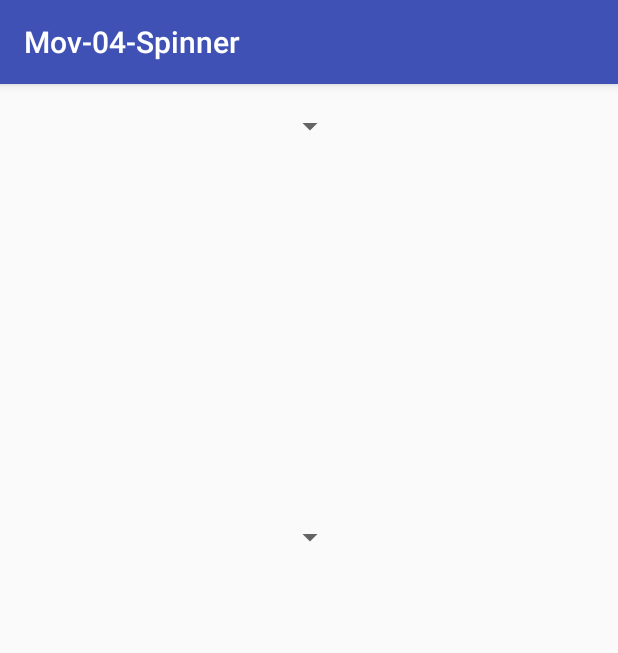
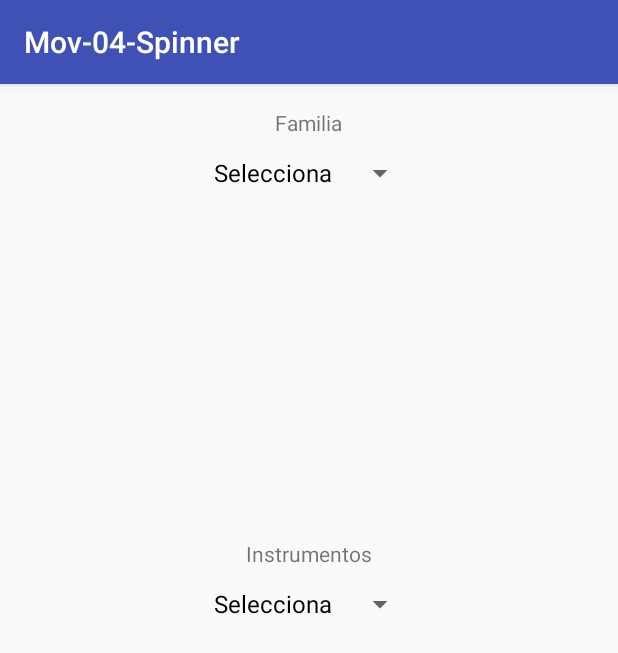
Before and after one commit to Javieraeros/Mov-04-Spinner, an Android app: the screen it shows after launch (MainActivity), on a phone screen of 412 x 824 dp. Shown: the top 653 px of the screen. Run offline under Robolectric (Android 15) with nearby library versions, the phone set to English and light mode, and no system bars.

Commit message:
Peta un poco

```diff
--- a/app/src/main/AndroidManifest.xml
+++ b/app/src/main/AndroidManifest.xml
@@ -15,6 +15,7 @@
                 <category android:name="android.intent.category.LAUNCHER" />
             </intent-filter>
         </activity>
+        <activity android:name=".Foto"></activity>
     </application>
 
 </manifest>
--- a/app/src/main/java/es/iesnervion/fjruiz/mov_04_spinner/MainActivity.java
+++ b/app/src/main/java/es/iesnervion/fjruiz/mov_04_spinner/MainActivity.java
@@ -1,18 +1,102 @@
 package es.iesnervion.fjruiz.mov_04_spinner;
 
+import android.content.Intent;
+import android.os.Parcelable;
 import android.support.v7.app.AppCompatActivity;
 import android.os.Bundle;
+import android.view.View;
+import android.widget.AdapterView;
+import android.widget.ArrayAdapter;
+import android.widget.Spinner;
 
-public class MainActivity extends AppCompatActivity {
+public class MainActivity extends AppCompatActivity implements AdapterView.OnItemSelectedListener {
+
+    private String[] familias={"Selecciona",
+            Familia.Cuerda.toString(),
+            Familia.Percusión.toString(),
+            Familia.Viento.toString()};
+
+    private Instrumento tambor=new Instrumento(1,"Tambor",Familia.Percusión,R.drawable.defecto);
+    private Instrumento selecciona=new Instrumento(0,"Selecciona",Familia.Cuerda,R.drawable.defecto);
+    private Instrumento[] percusion={selecciona,tambor};
+
+    private Instrumento[] viento={selecciona,tambor};
+
+    private Instrumento[] cuerda={selecciona,tambor};
+
+    private Instrumento[] vacio={selecciona};
+
+    //Necesario porque lo uso en dos métodos diferentes
+    private Spinner familia;
+    private Spinner instrumentos;
 
     @Override
     protected void onCreate(Bundle savedInstanceState) {
         super.onCreate(savedInstanceState);
         setContentView(R.layout.activity_main);
+
+        familia=(Spinner) findViewById(R.id.familia);
+        instrumentos= (Spinner) findViewById(R.id.instrumentos);
+
+        familia.setOnItemSelectedListener(this);
+        instrumentos.setOnItemSelectedListener(this);
+
+        ArrayAdapter<String> aaFamilia=new ArrayAdapter<String>(this,
+                R.layout.support_simple_spinner_dropdown_item,familias);
+
+        aaFamilia.setDropDownViewResource(R.layout.support_simple_spinner_dropdown_item);
+        familia.setAdapter(aaFamilia);
+
+
         /**
-         * Crear arrayadapter
          * Intentar guardar los instrumentos en ficheros
-         * Crear método onclick y demás
          */
     }
+
+
+    @Override
+    public void onItemSelected(AdapterView<?> parent, View view, int position, long id) {
+        ArrayAdapter<Instrumento> aaInstrumento = new ArrayAdapter<>(this,R.layout.support_simple_spinner_dropdown_item,vacio);
+        //No usar view, porque devuelve la fila pulsada, no el spinner!!
+        switch (parent.getId()){
+            case R.id.familia:
+                switch (position){
+                    //Te selecciona el primero por defecto
+                    //Por lo que el primero tiene que ser uno vacío
+                    case 0:
+                        break;
+                    case 1:
+                        aaInstrumento=new ArrayAdapter<>(this,R.layout.support_simple_spinner_dropdown_item,cuerda);
+                        break;
+                    case 2:
+                        aaInstrumento=new ArrayAdapter<>(this,R.layout.support_simple_spinner_dropdown_item,percusion);
+                        break;
+                    case 3:
+                        aaInstrumento=new ArrayAdapter<>(this,R.layout.support_simple_spinner_dropdown_item,viento);
+                        break;
+                }
+                aaInstrumento.setDropDownViewResource(R.layout.support_simple_spinner_dropdown_item);
+                instrumentos.setAdapter(aaInstrumento);
+                break;
+            case R.id.instrumentos:
+                switch (position){
+                    case 0:
+                        break;
+                    case 1:
+                        Intent info=new Intent(this,Foto.class);
+                        Instrumento instrumentoSeleccionado=(Instrumento) aaInstrumento.getItem(position);
+                        info.putExtra("instrumento",instrumentoSeleccionado);
+                        startActivity(info);
+                        break;
+                }
+
+                break;
+        }
+
+    }
+
+    @Override
+    public void onNothingSelected(AdapterView<?> parent) {
+
+    }
 }
--- a/app/src/main/res/layout/activity_main.xml
+++ b/app/src/main/res/layout/activity_main.xml
@@ -11,6 +11,12 @@
     android:orientation="vertical"
     tools:context="es.iesnervion.fjruiz.mov_04_spinner.MainActivity">
 
+    <TextView
+        android:id="@+id/familiatxt"
+        android:text="Familia"
+        android:layout_width="wrap_content"
+        android:layout_height="wrap_content"
+        android:layout_gravity="center_horizontal"/>
     <Spinner
         android:id="@+id/familia"
         android:minWidth="50sp"
@@ -18,11 +24,18 @@
         android:layout_width="wrap_content"
         android:layout_height="wrap_content"/>
 
+    <TextView
+        android:id="@+id/instrumentotxt"
+        android:text="Instrumentos"
+        android:layout_marginTop="220sp"
+        android:layout_width="wrap_content"
+        android:layout_height="wrap_content"
+        android:layout_gravity="center_horizontal"/>
+
     <Spinner
         android:id="@+id/instrumentos"
         android:minWidth="50sp"
         android:layout_gravity="center_horizontal"
-        android:layout_marginTop="250sp"
         android:layout_width="wrap_content"
         android:layout_height="wrap_content"/>
 </LinearLayout>
```
Also changed, not shown: app/src/main/java/es/iesnervion/fjruiz/mov_04_spinner/Foto.java (added, +24 -0 lines), app/src/main/java/es/iesnervion/fjruiz/mov_04_spinner/Instrumento.java (renamed from app/src/main/java/es/iesnervion/fjruiz/mov_04_spinner/Instrumentos.java, +41 -3 lines), app/src/main/res/layout/activity_foto.xml (added, +16 -0 lines), app/src/main/res/drawable/defecto.png (added).
